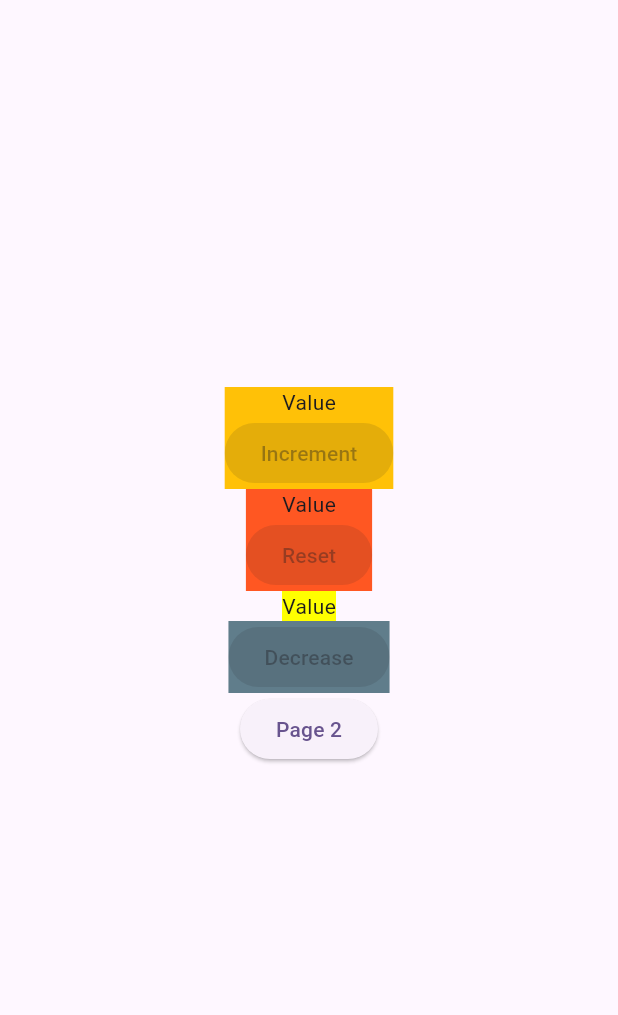
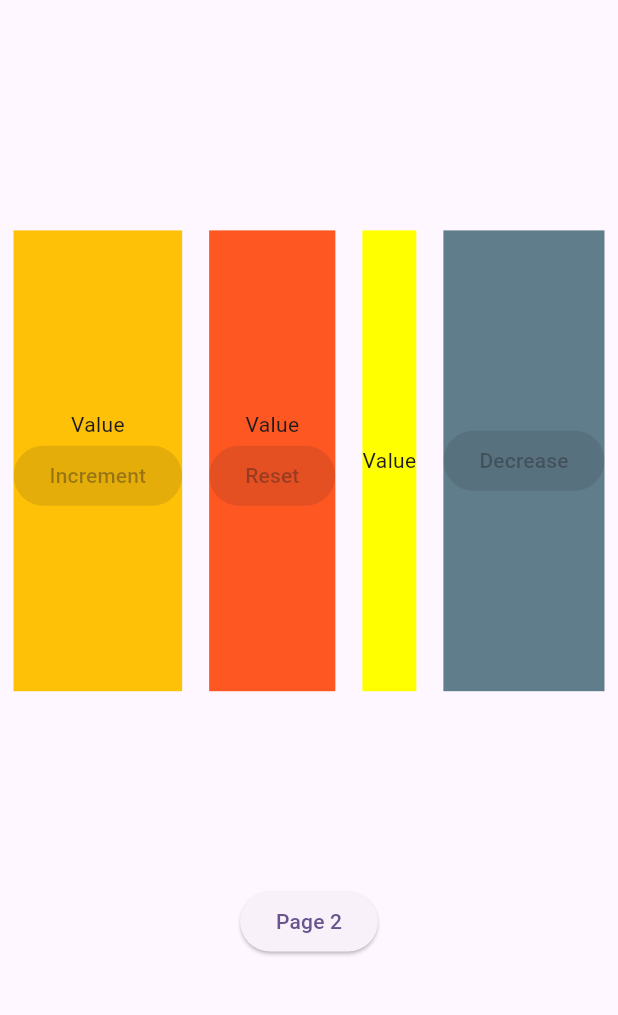
Before and after one commit to augustosalazar/f_getxstate_template, a Flutter app: the screen it shows after launch, on a phone screen of 412 x 824 dp, the part 84-1099 px from its top. Run offline on Flutter 3.47's test engine with Material 2 defaults, Android fonts, the phone set to English and light mode, and no system bars.

Commit message:
Improve UI

```diff
--- a/lib/main.dart
+++ b/lib/main.dart
@@ -1,6 +1,4 @@
 import 'package:flutter/material.dart';
-import 'package:get/get.dart';
-
 import 'ui/pages/main_page.dart';
 
 void main() {
@@ -12,17 +10,19 @@ class MyApp extends StatelessWidget {
 
   @override
   Widget build(BuildContext context) {
-    return GetMaterialApp(
+    return MaterialApp(
         title: 'GetX Demo',
+        debugShowCheckedModeBanner: false,
         theme: ThemeData(
           colorScheme: ColorScheme.fromSeed(seedColor: Colors.deepPurple),
           useMaterial3: true,
         ),
         home: Scaffold(
           appBar: AppBar(
+            backgroundColor: Theme.of(context).colorScheme.inversePrimary,
             title: const Text('GetX Demo'),
           ),
-          body: MainPage(),
+          body: const MainPage(),
         ));
   }
 }
--- a/lib/ui/pages/main_page.dart
+++ b/lib/ui/pages/main_page.dart
@@ -4,6 +4,7 @@ import '../widgets/w1.dart';
 import '../widgets/w2.dart';
 import '../widgets/w3.dart';
 import '../widgets/w4.dart';
+import 'page2.dart';
 
 class MainPage extends StatelessWidget {
   const MainPage({super.key});
@@ -12,18 +13,32 @@ class MainPage extends StatelessWidget {
   Widget build(BuildContext context) {
     return Center(
       child: Column(
-        mainAxisAlignment: MainAxisAlignment.center,
+        mainAxisAlignment: MainAxisAlignment.spaceAround,
+        children: [
+          const Spacer(),
+          const Expanded(
+            flex: 2,
+            child: Row(
+              mainAxisAlignment: MainAxisAlignment.spaceAround,
               children: [
                 W1(),
                 W2(),
                 W3(),
                 W4(),
-          ElevatedButton(
+              ],
+            ),
+          ),
+          Expanded(
+            flex: 2,
+            child: Center(
+              child: ElevatedButton(
                   onPressed: () => Navigator.push(
                         context,
-                    MaterialPageRoute(builder: (context) => Page2()),
+                        MaterialPageRoute(builder: (context) => const Page2()),
                       ),
-              child: Text('Page 2'))
+                  child: const Text('Page 2')),
+            ),
+          )
         ],
       ),
     );
--- a/lib/ui/pages/page2.dart
+++ b/lib/ui/pages/page2.dart
@@ -7,11 +7,10 @@ class Page2 extends StatelessWidget {
   Widget build(BuildContext context) {
     return Scaffold(
       appBar: AppBar(
-        title: Text('Page 2'),
-        backgroundColor: Colors.deepOrange,
+        title: const Text('Page 2'),
+        backgroundColor: Theme.of(context).colorScheme.inversePrimary,
       ),
-      body: Center(
-        child: Container(
+      body: const Center(
         child: Column(
           mainAxisAlignment: MainAxisAlignment.center,
           children: [
@@ -20,7 +19,6 @@ class Page2 extends StatelessWidget {
           ],
         ),
       ),
-      ),
     );
   }
 }
--- a/lib/ui/widgets/w1.dart
+++ b/lib/ui/widgets/w1.dart
@@ -7,7 +7,8 @@ class W1 extends StatelessWidget {
   Widget build(BuildContext context) {
     return Container(
       color: Colors.amber,
-      child: Column(
+      child: const Column(
+        mainAxisAlignment: MainAxisAlignment.center,
         children: [
           Text('Value'),
           ElevatedButton(onPressed: null, child: Text('Increment'))
--- a/lib/ui/widgets/w2.dart
+++ b/lib/ui/widgets/w2.dart
@@ -7,7 +7,8 @@ class W2 extends StatelessWidget {
   Widget build(BuildContext context) {
     return Container(
       color: Colors.deepOrange,
-      child: Column(
+      child: const Column(
+        mainAxisAlignment: MainAxisAlignment.center,
         children: [
           Text('Value'),
           ElevatedButton(onPressed: null, child: Text('Reset'))
--- a/lib/ui/widgets/w3.dart
+++ b/lib/ui/widgets/w3.dart
@@ -7,7 +7,8 @@ class W3 extends StatelessWidget {
   Widget build(BuildContext context) {
     return Container(
       color: Colors.yellowAccent,
-      child: Column(
+      child: const Column(
+        mainAxisAlignment: MainAxisAlignment.center,
         children: [
           Text('Value'),
         ],
--- a/lib/ui/widgets/w4.dart
+++ b/lib/ui/widgets/w4.dart
@@ -7,7 +7,8 @@ class W4 extends StatelessWidget {
   Widget build(BuildContext context) {
     return Container(
       color: Colors.blueGrey,
-      child: Column(
+      child: const Column(
+        mainAxisAlignment: MainAxisAlignment.center,
         children: [ElevatedButton(onPressed: null, child: Text('Decrease'))],
       ),
     );
```
Lines whose indentation alone changed are shown as unchanged.
